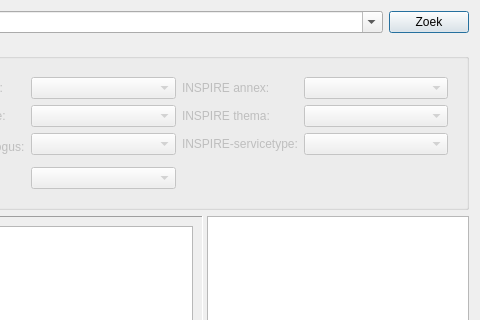
Above: ui_geopunt4QgisDataCatalog.ui from warrieka/geopunt4Qgis before the change; both pictures show x 91 to 571 and y 0 to 320 of the 571 by 534 pixel window. Below: the same form after it.
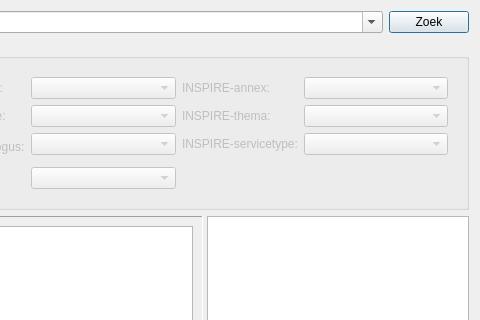
That is the form after the change. Icons and pictures are not drawn.

The edit to the form file:
```diff
--- a/ui_geopunt4QgisDataCatalog.ui
+++ b/ui_geopunt4QgisDataCatalog.ui
@@ -221,7 +221,7 @@
             </sizepolicy>
            </property>
            <property name="text">
-            <string>INSPIRE thema:</string>
+            <string>INSPIRE-thema:</string>
            </property>
           </widget>
          </item>
@@ -234,7 +234,7 @@
             </sizepolicy>
            </property>
            <property name="text">
-            <string>INSPIRE annex:</string>
+            <string>INSPIRE-annex:</string>
            </property>
           </widget>
          </item>
```
